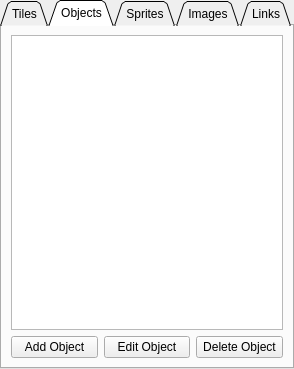
Above: ResourceTab/ResourceTab.ui from Preece/TGL before the change. Below: the same form after it.
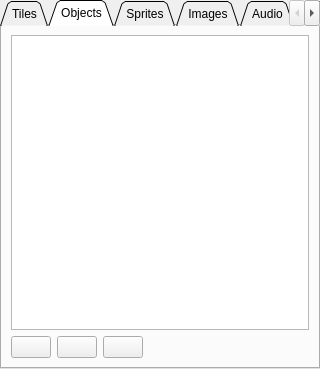
That is the form after the change. The open tabs and pages were chosen to show the change. Icons and pictures are not drawn.

```diff
--- a/ResourceTab/ResourceTab.ui
+++ b/ResourceTab/ResourceTab.ui
@@ -6,12 +6,12 @@
    <rect>
     <x>0</x>
     <y>0</y>
-    <width>294</width>
+    <width>320</width>
     <height>369</height>
    </rect>
   </property>
   <property name="sizePolicy">
-   <sizepolicy hsizetype="Preferred" vsizetype="Expanding">
+   <sizepolicy hsizetype="Minimum" vsizetype="Expanding">
     <horstretch>0</horstretch>
     <verstretch>0</verstretch>
    </sizepolicy>
@@ -31,6 +31,9 @@
   <property name="windowTitle">
    <string>TabWidget</string>
   </property>
+  <property name="tabPosition">
+   <enum>QTabWidget::North</enum>
+  </property>
   <property name="tabShape">
    <enum>QTabWidget::Triangular</enum>
   </property>
@@ -93,24 +96,49 @@
       <item>
        <widget class="QPushButton" name="addObjectButton">
         <property name="text">
-         <string>Add Object</string>
+         <string/>
+        </property>
+        <property name="icon">
+         <iconset resource="../Icons.qrc">
+          <normaloff>:/Icons/Icons/addvalue.png</normaloff>:/Icons/Icons/addvalue.png</iconset>
         </property>
        </widget>
       </item>
       <item>
        <widget class="QPushButton" name="editObjectButton">
         <property name="text">
-         <string>Edit Object</string>
+         <string/>
+        </property>
+        <property name="icon">
+         <iconset resource="../Icons.qrc">
+          <normaloff>:/Icons/Icons/pencil.png</normaloff>:/Icons/Icons/pencil.png</iconset>
         </property>
        </widget>
       </item>
       <item>
        <widget class="QPushButton" name="deleteObjectButton">
         <property name="text">
-         <string>Delete Object</string>
+         <string/>
+        </property>
+        <property name="icon">
+         <iconset resource="../Icons.qrc">
+          <normaloff>:/Icons/Icons/removevalue.png</normaloff>:/Icons/Icons/removevalue.png</iconset>
         </property>
        </widget>
       </item>
+      <item>
+       <spacer name="horizontalSpacer_2">
+        <property name="orientation">
+         <enum>Qt::Horizontal</enum>
+        </property>
+        <property name="sizeHint" stdset="0">
+         <size>
+          <width>40</width>
+          <height>20</height>
+         </size>
+        </property>
+       </spacer>
+      </item>
      </layout>
     </item>
    </layout>
@@ -210,6 +238,11 @@
     </item>
    </layout>
   </widget>
+  <widget class="QWidget" name="audioTab">
+   <attribute name="title">
+    <string>Audio</string>
+   </attribute>
+  </widget>
   <widget class="QWidget" name="linksTab">
    <attribute name="title">
     <string>Links</string>
```
Left out of the diff: 105 changed lines with no effect on the pictures.
